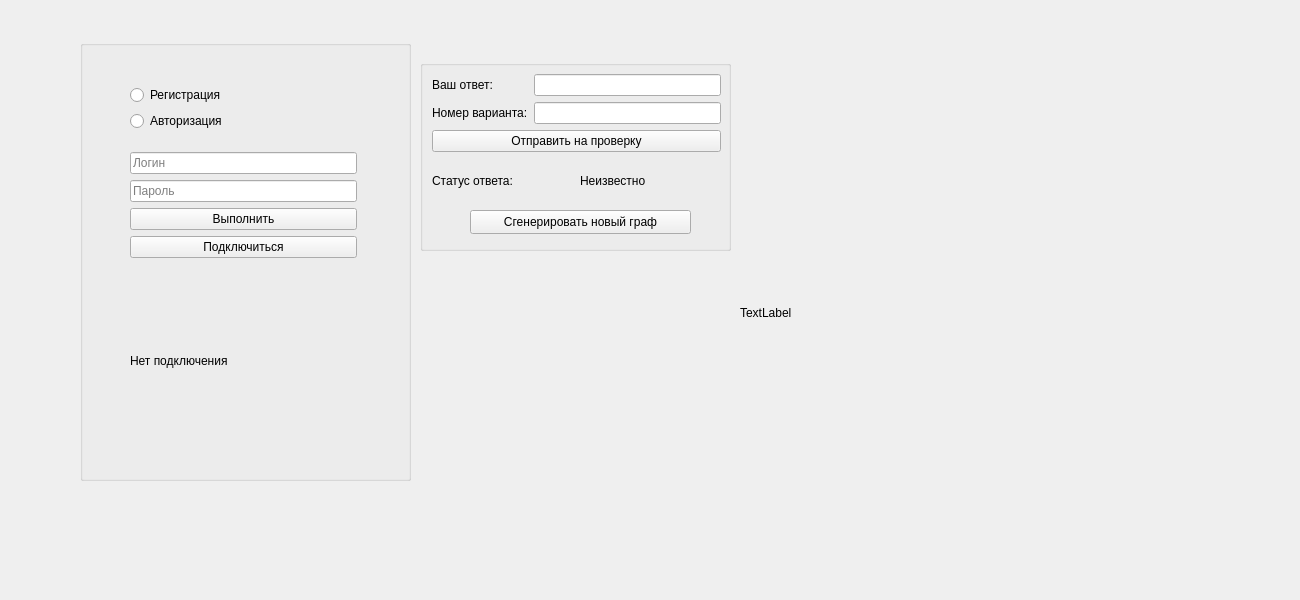
Above: echoClient/mainwindow.ui from 2eFoLt/title-template before the change. Below: the same form after it.
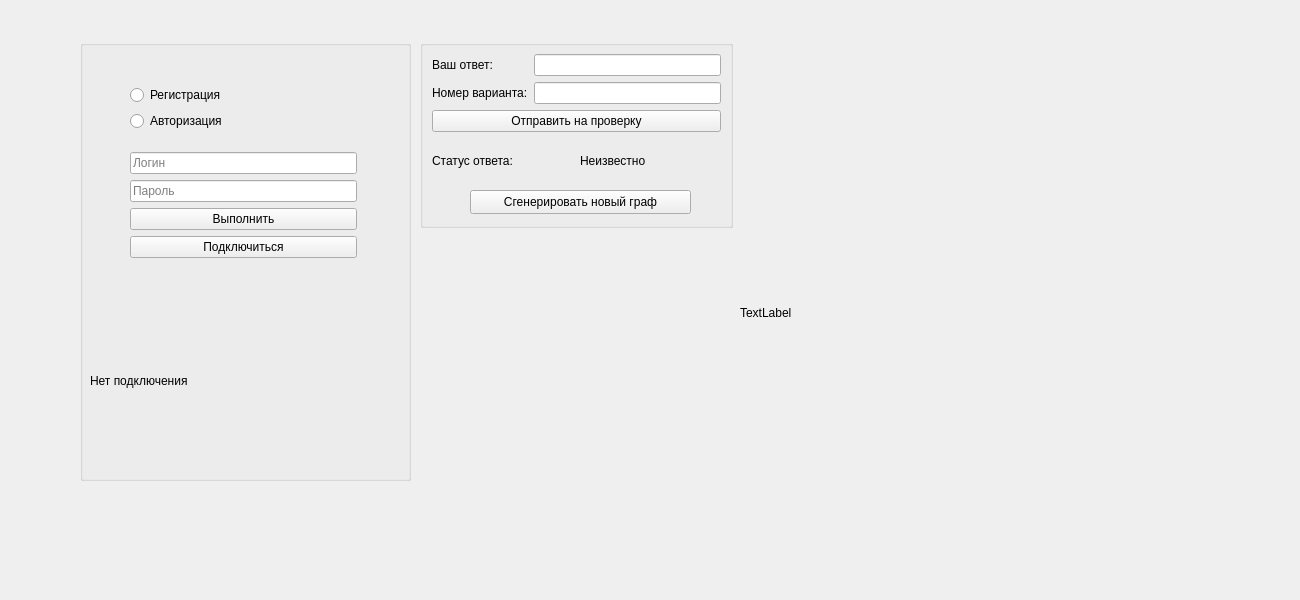
That is the form after the change.

Patch:
```diff
--- a/echoClient/mainwindow.ui
+++ b/echoClient/mainwindow.ui
@@ -35,9 +35,9 @@
     <widget class="QLabel" name="connectionStatus">
      <property name="geometry">
       <rect>
-       <x>50</x>
-       <y>230</y>
-       <width>221</width>
+       <x>10</x>
+       <y>250</y>
+       <width>311</width>
        <height>181</height>
       </rect>
      </property>
@@ -130,9 +130,9 @@
     <property name="geometry">
      <rect>
       <x>420</x>
-      <y>60</y>
-      <width>311</width>
-      <height>191</height>
+      <y>40</y>
+      <width>313</width>
+      <height>188</height>
      </rect>
     </property>
     <property name="title">
```
